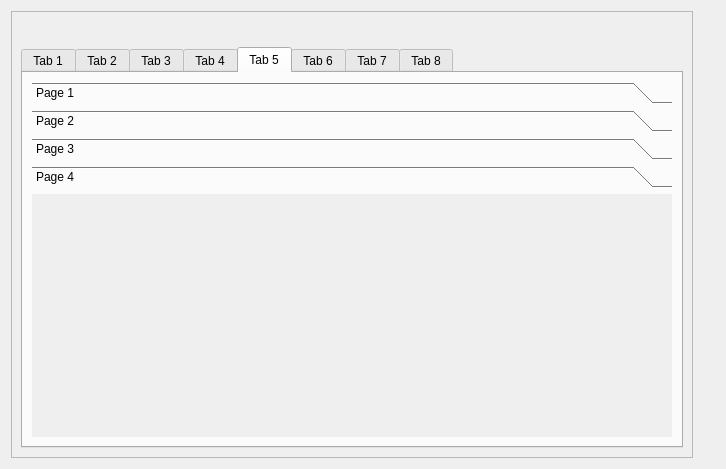
This is Qt/my_programm/_For_tests/src/for_tests_mainbox/src/ui/for_tests_mainbox.ui in RinatB2017/mega_GIT as Qt 5 draws it before an edit. The edited form follows.
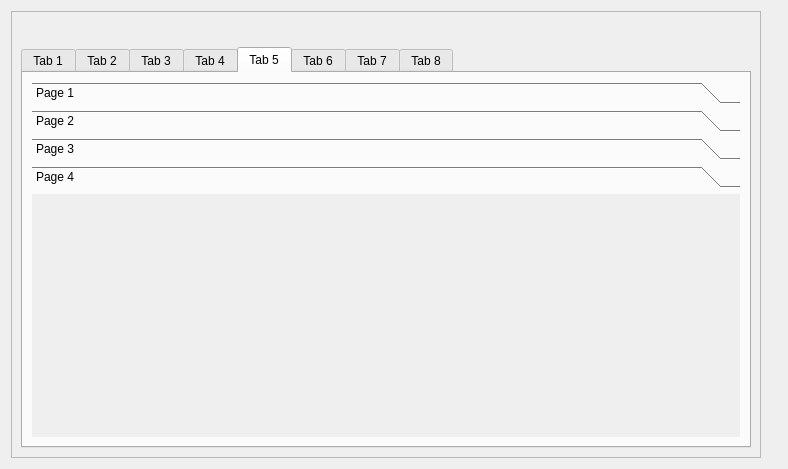
This is the edited form. The open tabs and pages were chosen to show the change. Icons and pictures are not drawn. Custom widgets are drawn as their Qt base class.

What changed in the file:
```diff
--- a/Qt/my_programm/_For_tests/src/for_tests_mainbox/src/ui/for_tests_mainbox.ui
+++ b/Qt/my_programm/_For_tests/src/for_tests_mainbox/src/ui/for_tests_mainbox.ui
@@ -6,7 +6,7 @@
    <rect>
     <x>0</x>
     <y>0</y>
-    <width>726</width>
+    <width>788</width>
     <height>469</height>
    </rect>
   </property>
@@ -396,7 +396,7 @@
               <rect>
                <x>0</x>
                <y>0</y>
-               <width>656</width>
+               <width>724</width>
                <height>244</height>
               </rect>
              </property>
@@ -474,23 +474,14 @@
     </widget>
    </item>
    <item>
-    <layout class="QVBoxLayout" name="verticalLayout_11">
-     <property name="leftMargin">
-      <number>8</number>
+    <widget class="TestWidget" name="test_widget" native="true">
+     <property name="minimumSize">
+      <size>
+       <width>10</width>
+       <height>0</height>
+      </size>
      </property>
-     <property name="topMargin">
-      <number>8</number>
-     </property>
-     <property name="rightMargin">
-      <number>8</number>
-     </property>
-     <property name="bottomMargin">
-      <number>8</number>
-     </property>
-     <item>
-      <widget class="TestWidget" name="test_widget" native="true"/>
-     </item>
-    </layout>
+    </widget>
    </item>
   </layout>
  </widget>
```
Left out of the diff: 2 changed lines with no effect on the pictures.
